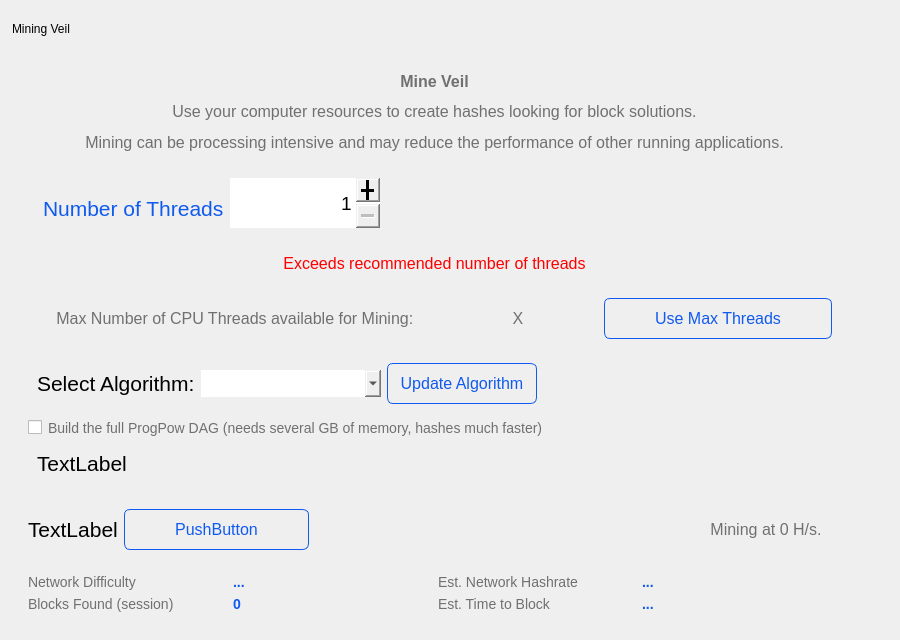
Old version of the form src/qt/veil/forms/miningwidget.ui in the repository Veil-Project/veil.
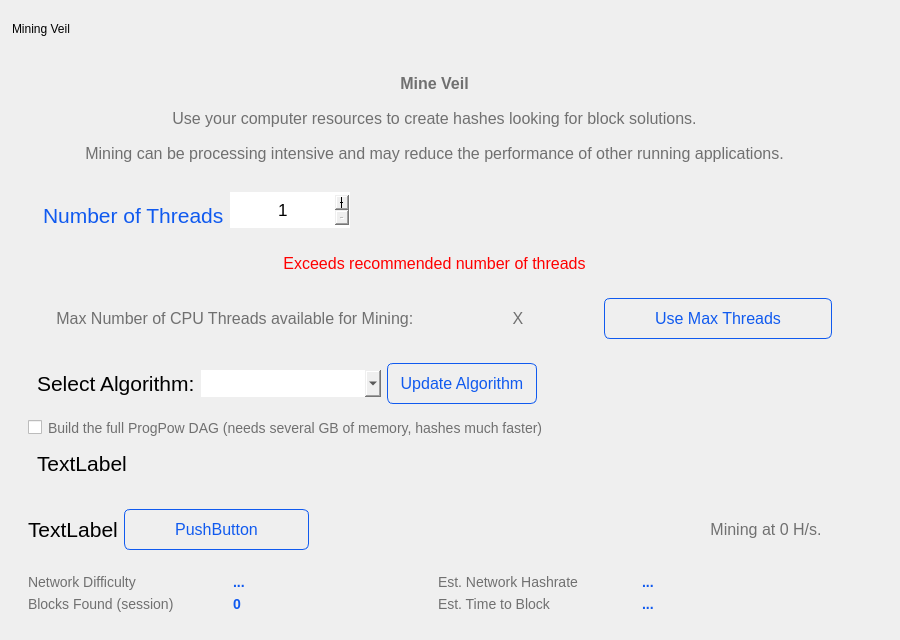
New version of the form.

Commit message: GUI miner: polish the mining page and cap the thread count

```diff
--- a/src/qt/veil/forms/miningwidget.ui
+++ b/src/qt/veil/forms/miningwidget.ui
@@ -206,21 +206,23 @@
               <widget class="QSpinBox" name="numThreads">
                <property name="minimumSize">
                 <size>
-                 <width>150</width>
-                 <height>50</height>
+                 <width>120</width>
+                 <height>36</height>
+                </size>
+               </property>
+               <property name="maximumSize">
+                <size>
+                 <width>140</width>
+                 <height>36</height>
                 </size>
                </property>
                <property name="font">
                 <font>
-                 <pointsize>14</pointsize>
+                 <pointsize>13</pointsize>
                 </font>
                </property>
-               <property name="styleSheet">
-                <string notr="true">QSpinBox::up-button { width: 24px; height: 24px;}
-QSpinBox::down-button { width: 24px; height: 24px;}</string>
-               </property>
                <property name="alignment">
-                <set>Qt::AlignRight|Qt::AlignTrailing|Qt::AlignVCenter</set>
+                <set>Qt::AlignHCenter|Qt::AlignVCenter</set>
                </property>
                <property name="buttonSymbols">
                 <enum>QAbstractSpinBox::PlusMinus</enum>
```
The commit also changes 3 other files.
